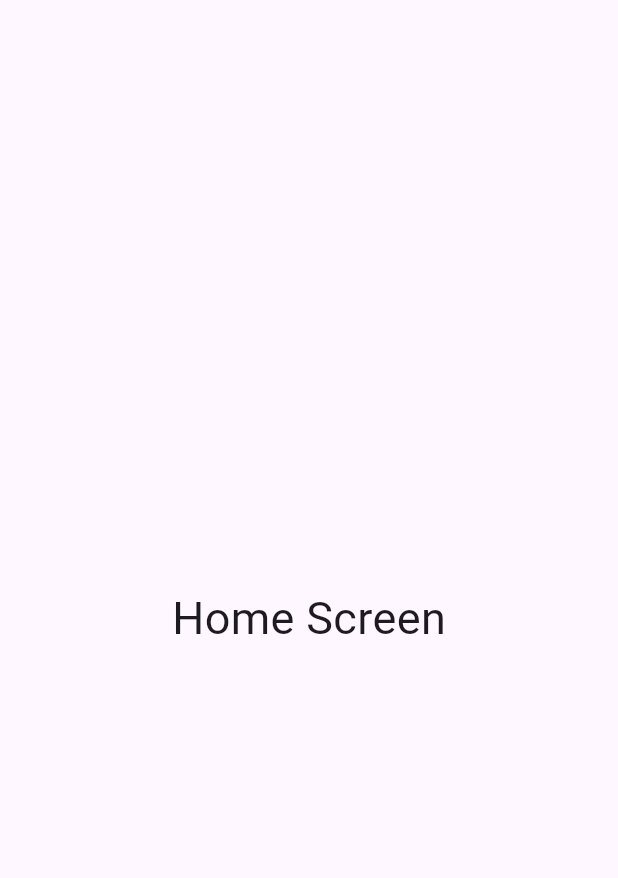
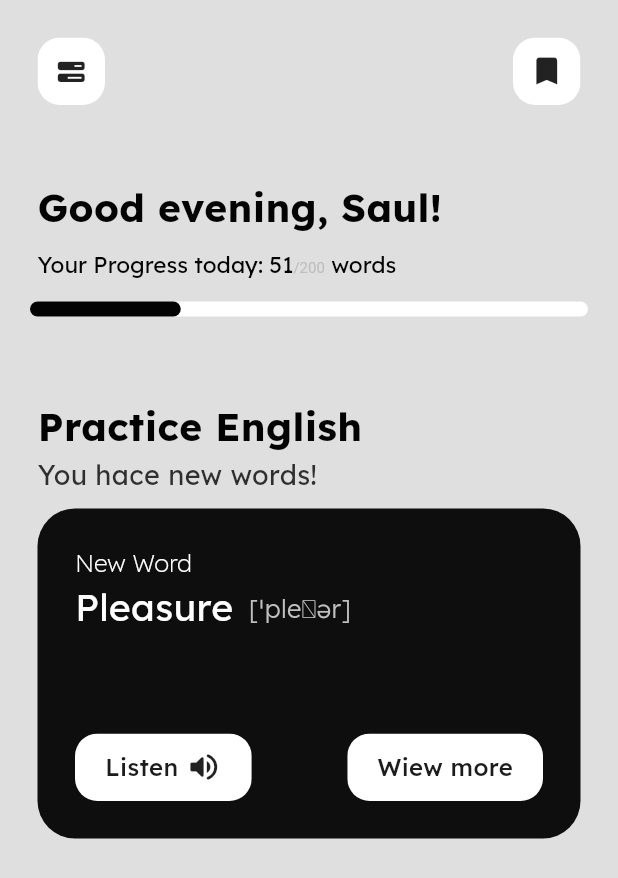
Before and after one commit to ivansaul/personal_vocabulary, a Flutter app: the HomeScreen screen opened directly, on a phone screen of 412 x 824 dp. Shown: the top 878 px of the screen. Run offline on Flutter 3.47's test engine with Material 2 defaults, Android fonts, the phone set to English and light mode, and no system bars; our stand-ins replace flutter_riverpod, font_awesome_flutter, go_router, google_fonts; missing offline and left inert: device_preview_screenshot.

Commit message:
add homescreen

```diff
--- a/lib/config/router/app_router.dart
+++ b/lib/config/router/app_router.dart
@@ -1,13 +1,18 @@
 import 'package:go_router/go_router.dart';
 
-import '../../ui/screens/detail_screen.dart';
+import '../../ui/screens/screens.dart';
+
 
 final appRouter = GoRouter(
   initialLocation: '/',
   routes: [
     GoRoute(
       path: '/',
+      builder: (context, state) => const HomeScreen(),
+    ),
+    GoRoute(
+      path: '/detail',
       builder: (context, state) => const DetailScreen(),
-    )
+    ),
   ],
 );
--- a/lib/config/theme/app_theme.dart
+++ b/lib/config/theme/app_theme.dart
@@ -18,10 +18,20 @@ class AppTheme {
   static const Color primaryColorWhite = Colors.white;
 
   // Text Style
+  static TextStyle titleExtaLargeTextStyle = GoogleFonts.lexend(
+    color: AppTheme.primaryColorBlack,
+    fontWeight: FontWeight.bold,
+    fontSize: 26,
+  );
   static TextStyle titleLargeTextStyle = GoogleFonts.lexend(
     color: AppTheme.primaryColorBlack,
     fontWeight: FontWeight.bold,
     fontSize: 20,
+  );
+  static TextStyle subTitleLargeTextStyle = GoogleFonts.lexend(
+    color: AppTheme.primaryColorBlack.withOpacity(0.8),
+    fontWeight: FontWeight.normal,
+    fontSize: 18,
   );
   static TextStyle progressTextStyle = GoogleFonts.lexend(
     color: AppTheme.primaryColorBlack,
--- a/lib/domain/entities/word.dart
+++ b/lib/domain/entities/word.dart
@@ -1,32 +1,21 @@
 class Word {
   final String id;
   final String name;
-  final String form;
-  final String ipa;
-  final String sound;
-  final List<String> examples;
+  final String level;
+  final List<String> ipa;
+  final List<String> sense;
+  final String soundUS;
+  final String soundGB;
+  final List<List<String>> examples;
 
   Word({
     required this.id,
     required this.name,
-    required this.form,
+    required this.level,
     required this.ipa,
-    required this.sound,
+    required this.sense,
+    required this.soundGB,
+    required this.soundUS,
     required this.examples,
   });
 }
-
-final exampleWord = Word(
-  id: "id",
-  name: "pleasure",
-  form: "noun",
-  ipa: "ˈpleʒər",
-  sound: "https://myefe.com/data/sw/words/us/p/pleasure__us_1.mp3",
-  examples: [
-    "Some parts of the building are for entertainment, pleasure , and relaxation; others for work and for meeting outsiders.",
-    "It turns obligation into pleasure , a daily necessity into a celebration.",
-    "Glasgow has become a place of leisure, pleasure and entertainment.",
-    "What I want to do is to give my customers the satisfaction and pleasure .",
-    "Eating disorders are an example of the loss of the ability to be satisfied with the simplest pleasure of life.",
-  ],
-);
--- a/lib/ui/screens/home_screen.dart
+++ b/lib/ui/screens/home_screen.dart
@@ -1,4 +1,8 @@
 import 'package:flutter/material.dart';
+import 'package:flutter_template/config/theme/app_theme.dart';
+import 'package:font_awesome_flutter/font_awesome_flutter.dart';
+
+import '../widgets/widgets.dart';
 
 class HomeScreen extends StatelessWidget {
   static const String name = 'home_screen';
@@ -6,13 +10,66 @@ class HomeScreen extends StatelessWidget {
 
   @override
   Widget build(BuildContext context) {
-    return const Scaffold(
-      body: Center(
-        child: Text(
-          'Home Screen',
-          style: TextStyle(fontSize: 30),
+    return Scaffold(
+      backgroundColor: AppTheme.primaryColorLightGray,
+      body: SafeArea(
+        child: Padding(
+          padding: const EdgeInsets.all(25.0),
+          child: Column(
+            crossAxisAlignment: CrossAxisAlignment.start,
+            children: [
+              // AppBar
+              const _AppbarView(),
+              const SizedBox(height: 50),
+              Text(
+                'Good evening, Saul!',
+                style: AppTheme.titleExtaLargeTextStyle,
+              ),
+              const SizedBox(height: 10),
+              const ProgressWidget(progress: 0.25),
+              const SizedBox(height: 50),
+              Text(
+                'Practice English',
+                style: AppTheme.titleExtaLargeTextStyle,
+              ),
+              Text(
+                'You hace new words!',
+                style: AppTheme.subTitleLargeTextStyle,
+              ),
+              const SizedBox(height: 10),
+              const WordCardWidget()
+            ],
+          ),
         ),
       ),
     );
   }
 }
+
+
+
+class _AppbarView extends StatelessWidget {
+  const _AppbarView({
+    super.key,
+  });
+
+  @override
+  Widget build(BuildContext context) {
+    return Row(
+      children: [
+        CustomIconButton(
+          icon: const FaIcon(
+            FontAwesomeIcons.barsProgress,
+            size: 18,
+          ),
+          onTap: () {},
+        ),
+        const Spacer(),
+        CustomIconButton(
+          icon: const Icon(Icons.bookmark),
+          onTap: () {},
+        ),
+      ],
+    );
+  }
+}
--- a/lib/ui/widgets/custom_icon_button.dart
+++ b/lib/ui/widgets/custom_icon_button.dart
@@ -2,7 +2,7 @@ import 'package:flutter/material.dart';
 import 'package:flutter_template/config/theme/app_theme.dart';
 
 class CustomIconButton extends StatelessWidget {
-  final Icon icon;
+  final Widget icon;
   final Color color;
   final double size;
   final double borderRadius;
@@ -28,7 +28,7 @@ class CustomIconButton extends StatelessWidget {
           child: SizedBox(
             height: size,
             width: size,
-            child: icon,
+            child: Center(child: icon),
           ),
         ),
       ),
--- a/lib/ui/widgets/custom_text_icon_button.dart
+++ b/lib/ui/widgets/custom_text_icon_button.dart
@@ -1,5 +1,6 @@
 import 'package:flutter/material.dart';
 import 'package:flutter_template/config/theme/app_theme.dart';
+import 'package:google_fonts/google_fonts.dart';
 
 class CustomTextIconButton extends StatelessWidget {
   final String text;
@@ -38,7 +39,11 @@ class CustomTextIconButton extends StatelessWidget {
                   children: [
                     Text(
                       text,
-                      style: TextStyle(color: colorText),
+                      style: GoogleFonts.lexend(
+                        color: colorText.withOpacity(0.9),
+                        fontWeight: FontWeight.w500,
+                        fontSize: 16,
+                      ),
                     ),
                     if (icon != null) const SizedBox(width: 5),
                     if (icon != null) icon!
--- a/lib/ui/widgets/widgets.dart
+++ b/lib/ui/widgets/widgets.dart
@@ -1,3 +1,4 @@
 export 'custom_icon_button.dart';
 export 'progress_widget.dart';
 export 'custom_text_icon_button.dart';
+export 'word_card_widget.dart';
--- /dev/null
+++ b/lib/ui/widgets/word_card_widget.dart
@@ -0,0 +1,77 @@
+import 'package:flutter/material.dart';
+import 'package:flutter_template/ui/widgets/widgets.dart';
+import 'package:google_fonts/google_fonts.dart';
+
+import '../../config/theme/app_theme.dart';
+
+class WordCardWidget extends StatelessWidget {
+  const WordCardWidget({
+    super.key,
+  });
+
+  @override
+  Widget build(BuildContext context) {
+    return Container(
+      padding: const EdgeInsets.all(25),
+      height: 220,
+      width: double.infinity,
+      decoration: BoxDecoration(
+        color: AppTheme.primaryColorBlack.withOpacity(0.95),
+        borderRadius: BorderRadius.circular(25),
+      ),
+      child: Column(
+        crossAxisAlignment: CrossAxisAlignment.start,
+        children: [
+          Text(
+            'New Word',
+            style: GoogleFonts.lexend(
+              color: AppTheme.primaryColorWhite,
+              fontSize: 16,
+              fontWeight: FontWeight.w200,
+            ),
+          ),
+          Row(
+            children: [
+              Text(
+                'Pleasure',
+                style: GoogleFonts.lexend(
+                  color: AppTheme.primaryColorWhite,
+                  fontSize: 25,
+                  fontWeight: FontWeight.normal,
+                ),
+              ),
+              const SizedBox(width: 10),
+              Text(
+                "[ˈpleʒər]",
+                style: GoogleFonts.lexend(
+                  color: AppTheme.primaryColorGray,
+                  fontSize: 17,
+                  fontWeight: FontWeight.w300,
+                ),
+              ),
+            ],
+          ),
+          const Spacer(),
+          Row(
+            children: [
+              CustomTextIconButton(
+                text: 'Listen',
+                icon: const Icon(Icons.volume_up_rounded),
+                colorText: AppTheme.primaryColorBlack,
+                color: AppTheme.primaryColorWhite,
+                onTap: () {},
+              ),
+              const Spacer(),
+              CustomTextIconButton(
+                text: 'Wiew more',
+                colorText: AppTheme.primaryColorBlack,
+                color: AppTheme.primaryColorWhite,
+                onTap: () {},
+              ),
+            ],
+          )
+        ],
+      ),
+    );
+  }
+}
--- a/pubspec.yaml
+++ b/pubspec.yaml
@@ -34,6 +34,7 @@ dependencies:
   flutter:
     sdk: flutter
   flutter_riverpod: ^2.3.6
+  font_awesome_flutter: ^10.5.0
   go_router: ^7.0.1
   google_fonts: ^5.1.0
 
```
Also changed, not shown: pubspec.lock.
